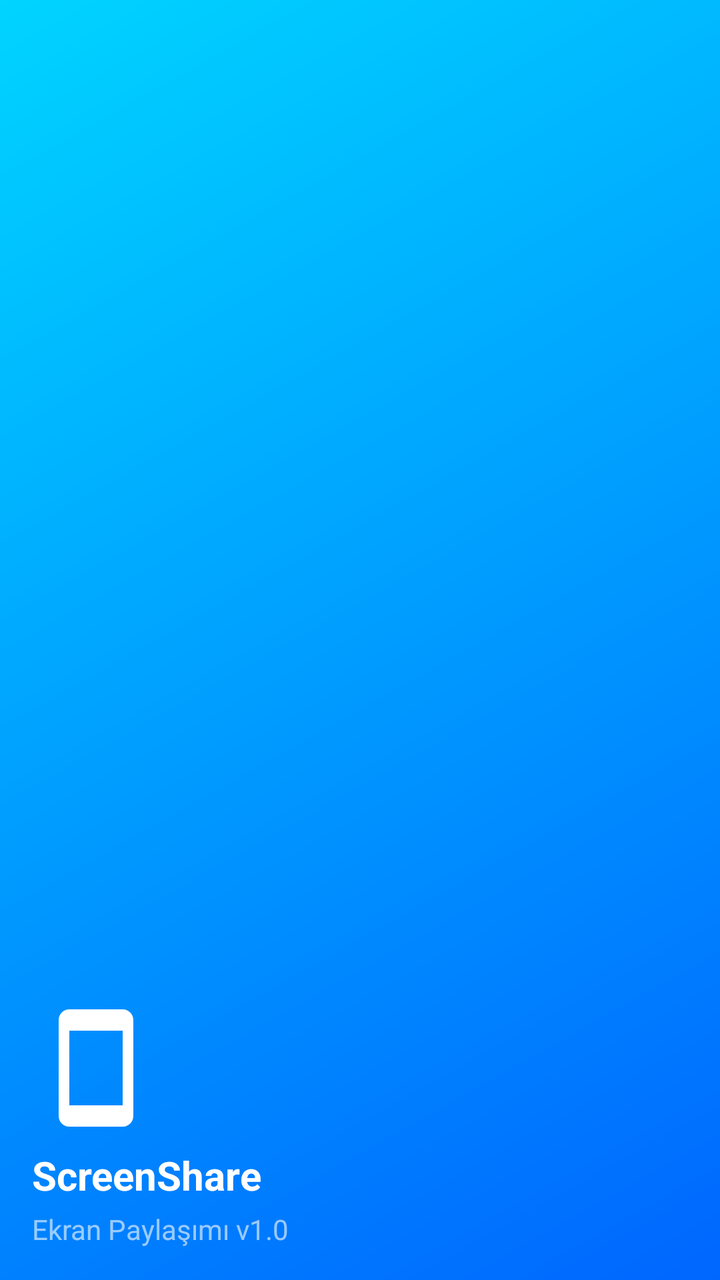
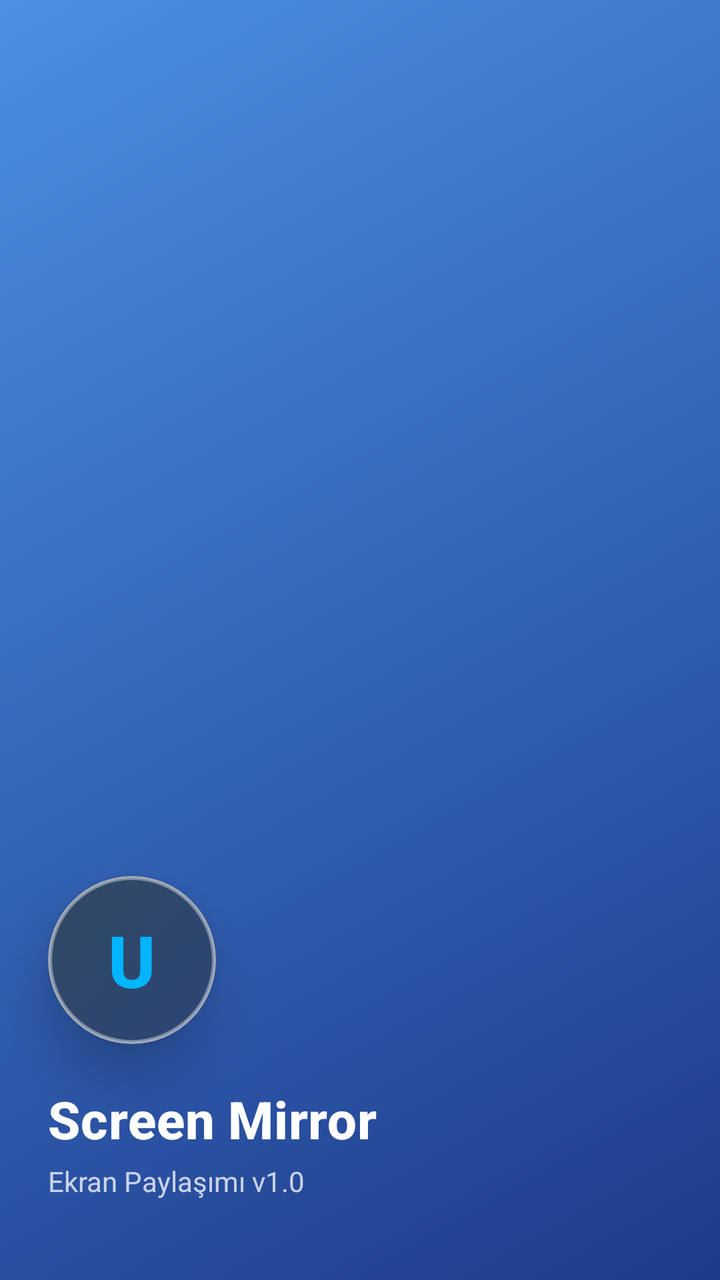

Before-and-after screenshots of an Android layout around one commit, followed by the original layout XML and the change that was made.
<!-- AndroidManifest.xml: application theme Theme.ScreenShare -->
<!-- res/layout/drawer_header.xml -->
<?xml version="1.0" encoding="utf-8"?>
<LinearLayout xmlns:android="http://schemas.android.com/apk/res/android"
    android:layout_width="match_parent"
    android:layout_height="180dp"
    android:background="@drawable/bg_gradient"
    android:gravity="bottom"
    android:orientation="vertical"
    android:padding="16dp">

    <ImageView
        android:layout_width="64dp"
        android:layout_height="64dp"
        android:src="@drawable/ic_cast"
        android:layout_marginBottom="8dp" />

    <TextView
        android:layout_width="wrap_content"
        android:layout_height="wrap_content"
        android:text="@string/drawer_header_title"
        android:textColor="@color/text_primary"
        android:textSize="20sp"
        android:textStyle="bold" />

    <TextView
        android:layout_width="wrap_content"
        android:layout_height="wrap_content"
        android:text="@string/drawer_header_subtitle"
        android:textColor="@color/text_secondary"
        android:textSize="14sp"
        android:layout_marginTop="4dp" />

</LinearLayout>
<!-- resources referenced by this layout -->
<resources>
  <color name="text_primary">@color/dark_text_primary</color>
  <color name="text_secondary">@color/dark_text_secondary</color>
  <!-- drawable bg_gradient (drawable) -->
  <?xml version="1.0" encoding="utf-8"?>
  <shape xmlns:android="http://schemas.android.com/apk/res/android">
      <gradient
          android:startColor="@color/gradient_start"
          android:endColor="@color/gradient_end"
          android:angle="135" />
  </shape>
  <!-- drawable ic_cast (drawable) -->
  <?xml version="1.0" encoding="utf-8"?>
  <vector xmlns:android="http://schemas.android.com/apk/res/android"
      android:width="80dp"
      android:height="80dp"
      android:viewportWidth="24"
      android:viewportHeight="24">
      <path
          android:fillColor="#FFFFFF"
          android:pathData="M17,1.01L7,1c-1.1,0 -2,0.9 -2,2v18c0,1.1 0.9,2 2,2h10c1.1,0 2,-0.9 2,-2V3c0,-1.1 -0.9,-1.99 -2,-1.99zM17,19H7V5h10v14z" />
  </vector>
  <string name="drawer_header_subtitle">Ekran Paylaşımı v1.0</string>
  <string name="drawer_header_title">ScreenShare</string>
  <style name="Theme.ScreenShare" parent="Theme.MaterialComponents.NoActionBar">
          <item name="android:windowBackground">@color/dark_bg</item>
          <item name="android:statusBarColor">@android:color/transparent</item>
          <item name="android:navigationBarColor">@android:color/transparent</item>
          <item name="colorPrimary">@color/dark_accent</item>
          <item name="colorPrimaryVariant">@color/dark_accent</item>
          <item name="colorOnPrimary">#FFFFFF</item>
          <item name="colorSecondary">@color/dark_accent</item>
          <item name="colorSecondaryVariant">@color/dark_accent</item>
          <item name="colorOnSecondary">#FFFFFF</item>
          <item name="colorSurface">@color/dark_bg_card</item>
          <item name="colorOnSurface">@color/dark_text_primary</item>
          <item name="colorOnSurfaceVariant">@color/dark_text_secondary</item>
          <item name="colorSurfaceVariant">@color/dark_bg_input</item>
          <item name="colorSurfaceContainerHigh">@color/dark_surface_container_high</item>
          <item name="colorSurfaceContainerLow">@color/dark_surface_container_low</item>
          <item name="colorOutline">@color/dark_border</item>
          <item name="colorOutlineVariant">@color/dark_border</item>
          <item name="android:textColorPrimary">@color/dark_text_primary</item>
          <item name="android:textColorSecondary">@color/dark_text_secondary</item>
          <item name="android:textColorHint">@color/dark_text_hint</item>
          <item name="android:editTextColor">@color/dark_text_primary</item>
          <item name="android:windowLightStatusBar">false</item>
          <item name="android:windowLightNavigationBar">false</item>
          <item name="preferenceTheme">@style/PreferenceThemeOverlay</item>
      </style>
  <color name="dark_text_primary">#FFFFFFFF</color>
  <color name="dark_text_secondary">#99FFFFFF</color>
  <color name="gradient_start">@color/dark_gradient_start</color>
  <color name="gradient_end">@color/dark_gradient_end</color>
  <color name="dark_bg">#FF0A0E27</color>
  <color name="dark_accent">#FF00B4FF</color>
  <color name="dark_bg_card">#FF131833</color>
  <color name="dark_bg_input">#FF1A1F3D</color>
  <color name="dark_surface_container_high">#FF1E2340</color>
  <color name="dark_surface_container_low">#FF0D1120</color>
  <color name="dark_border">#1AFFFFFF</color>
  <color name="dark_text_hint">#66FFFFFF</color>
  <color name="dark_gradient_start">#FF0066FF</color>
  <color name="dark_gradient_end">#FF00D4FF</color>
</resources>

<!-- the commit's change to res/layout/drawer_header.xml (unified diff, before → after) -->
@@ -1,32 +1,89 @@
 <?xml version="1.0" encoding="utf-8"?>
 <LinearLayout xmlns:android="http://schemas.android.com/apk/res/android"
+    xmlns:app="http://schemas.android.com/apk/res-auto"
     android:layout_width="match_parent"
-    android:layout_height="180dp"
-    android:background="@drawable/bg_gradient"
+    android:layout_height="260dp"
+    android:background="@drawable/nav_header_bg"
     android:gravity="bottom"
     android:orientation="vertical"
-    android:padding="16dp">
+    android:padding="24dp"
+    android:clipToPadding="false"
+    android:fitsSystemWindows="false">
 
-    <ImageView
-        android:layout_width="64dp"
-        android:layout_height="64dp"
-        android:src="@drawable/ic_cast"
-        android:layout_marginBottom="8dp" />
+    
+    <com.google.android.material.card.MaterialCardView
+        android:id="@+id/avatar_card"
+        android:layout_width="84dp"
+        android:layout_height="84dp"
+        android:layout_marginBottom="20dp"
+        android:clickable="true"
+        android:focusable="true"
+        android:foreground="?selectableItemBackground"
+        app:cardCornerRadius="42dp"
+        app:cardElevation="16dp"
+        app:strokeColor="#60FFFFFF"
+        app:strokeWidth="2dp">
 
+        
+        <com.google.android.material.imageview.ShapeableImageView
+            android:id="@+id/iv_profile_photo"
+            android:layout_width="match_parent"
+            android:layout_height="match_parent"
+            android:scaleType="centerCrop"
+            android:visibility="gone"
+            app:shapeAppearanceOverlay="@style/ShapeAppearanceOverlay.Circle" />
+
+        
+        <View
+            android:id="@+id/avatar_bg"
+            android:layout_width="match_parent"
+            android:layout_height="match_parent"
+            android:background="@drawable/bg_avatar_glass" />
+
+        
+        <TextView
+            android:id="@+id/avatar_letter"
+            android:layout_width="match_parent"
+            android:layout_height="match_parent"
+            android:gravity="center"
+            android:text="U"
+            android:textColor="@color/accent"
+            android:textSize="36sp"
+            android:textStyle="bold"
+            android:fontFamily="sans-serif-medium" />
+
+        
+        <ImageView
+            android:id="@+id/iv_avatar"
+            android:layout_width="match_parent"
+            android:layout_height="match_parent"
+            android:background="@android:color/transparent"
+            android:clickable="true"
+            android:focusable="true" />
+    </com.google.android.material.card.MaterialCardView>
+
+    
     <TextView
+        android:id="@+id/tv_user_name"
         android:layout_width="wrap_content"
         android:layout_height="wrap_content"
-        android:text="@string/drawer_header_title"
-        android:textColor="@color/text_primary"
-        android:textSize="20sp"
-        android:textStyle="bold" />
+        android:text="Screen Mirror"
+        android:textColor="@android:color/white"
+        android:textSize="26sp"
+        android:textStyle="bold"
+        android:fontFamily="sans-serif-medium"
+        android:letterSpacing="0.01"
+        android:layout_marginBottom="4dp" />
 
     <TextView
         android:layout_width="wrap_content"
         android:layout_height="wrap_content"
         android:text="@string/drawer_header_subtitle"
-        android:textColor="@color/text_secondary"
+        android:textColor="#C0FFFFFF"
         android:textSize="14sp"
-        android:layout_marginTop="4dp" />
+        android:fontFamily="sans-serif"
+        android:layout_marginBottom="16dp" />
+
+
 
 </LinearLayout>
<!-- resource entries referenced after the edit -->
@@ -1,28 +1,31 @@
 <!-- resources referenced by this layout -->
 <resources>
-  <color name="text_primary">@color/dark_text_primary</color>
-  <color name="text_secondary">@color/dark_text_secondary</color>
-  <!-- drawable bg_gradient (drawable) -->
+  <color name="accent">@color/dark_accent</color>
+  <!-- drawable bg_avatar_glass (drawable) -->
+  <?xml version="1.0" encoding="utf-8"?>
+  <shape xmlns:android="http://schemas.android.com/apk/res/android"
+      android:shape="oval">
+      <gradient
+          android:startColor="#330066FF"
+          android:endColor="#1A00D4FF"
+          android:angle="135" />
+      <stroke
+          android:width="1dp"
+          android:color="#4DFFFFFF" />
+  </shape>
+  <!-- drawable nav_header_bg (drawable) -->
   <?xml version="1.0" encoding="utf-8"?>
   <shape xmlns:android="http://schemas.android.com/apk/res/android">
       <gradient
-          android:startColor="@color/gradient_start"
-          android:endColor="@color/gradient_end"
-          android:angle="135" />
+          android:angle="135"
+          android:endColor="#4A90E2"
+          android:startColor="#1E3A8A"
+          android:type="linear" />
   </shape>
-  <!-- drawable ic_cast (drawable) -->
-  <?xml version="1.0" encoding="utf-8"?>
-  <vector xmlns:android="http://schemas.android.com/apk/res/android"
-      android:width="80dp"
-      android:height="80dp"
-      android:viewportWidth="24"
-      android:viewportHeight="24">
-      <path
-          android:fillColor="#FFFFFF"
-          android:pathData="M17,1.01L7,1c-1.1,0 -2,0.9 -2,2v18c0,1.1 0.9,2 2,2h10c1.1,0 2,-0.9 2,-2V3c0,-1.1 -0.9,-1.99 -2,-1.99zM17,19H7V5h10v14z" />
-  </vector>
   <string name="drawer_header_subtitle">Ekran Paylaşımı v1.0</string>
-  <string name="drawer_header_title">ScreenShare</string>
+  <style name="ShapeAppearanceOverlay.Circle" parent="">
+          <item name="cornerSize">50%</item>
+      </style>
   <style name="Theme.ScreenShare" parent="Theme.MaterialComponents.NoActionBar">
           <item name="android:windowBackground">@color/dark_bg</item>
           <item name="android:statusBarColor">@android:color/transparent</item>
@@ -51,8 +54,6 @@
       </style>
   <color name="dark_text_primary">#FFFFFFFF</color>
   <color name="dark_text_secondary">#99FFFFFF</color>
-  <color name="gradient_start">@color/dark_gradient_start</color>
-  <color name="gradient_end">@color/dark_gradient_end</color>
   <color name="dark_bg">#FF0A0E27</color>
   <color name="dark_accent">#FF00B4FF</color>
   <color name="dark_bg_card">#FF131833</color>
@@ -61,7 +62,5 @@
   <color name="dark_surface_container_low">#FF0D1120</color>
   <color name="dark_border">#1AFFFFFF</color>
   <color name="dark_text_hint">#66FFFFFF</color>
-  <color name="dark_gradient_start">#FF0066FF</color>
-  <color name="dark_gradient_end">#FF00D4FF</color>
 </resources>
 
